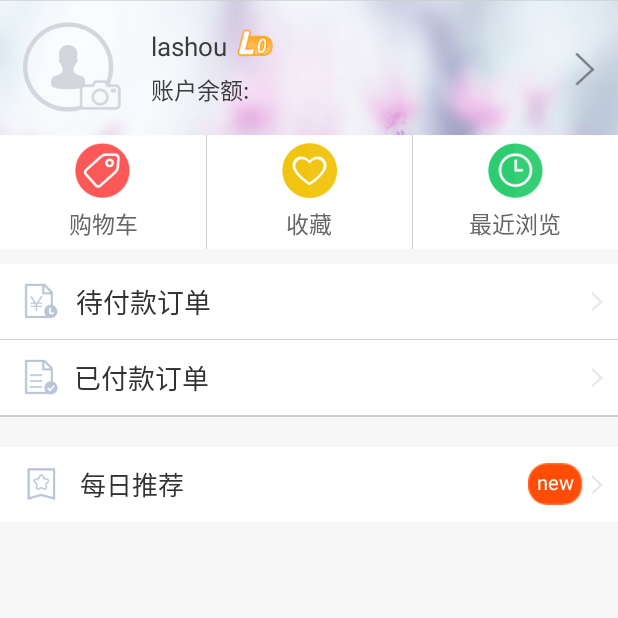
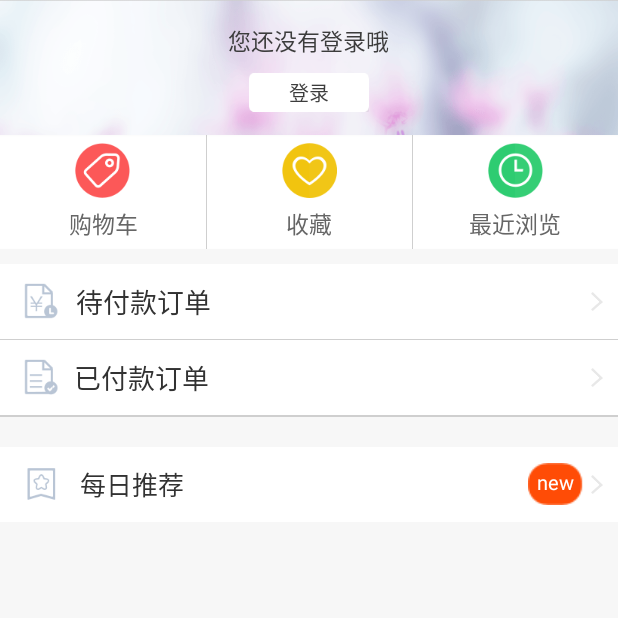
Before and after one commit to xuwab/GroupBuying, an Android app: the fragment MineFragment shown on its own in the app's theme, on a phone screen of 412 x 824 dp, the top half of it. Run offline under Robolectric (Android 15) with nearby library versions, the phone set to English and light mode, and no system bars; our stand-ins replace ButterKnife, EventBus.

Commit message:
test logining

```diff
--- a/app/build.gradle
+++ b/app/build.gradle
@@ -68,4 +68,7 @@ dependencies {
     //bmob-sdk：Bmob的android sdk包，包含了Bmob的数据存储、文件等服务，以下是最新的bmob-sdk:
     //3.5.0
     compile 'cn.bmob.android:bmob-sdk:3.5.0'
+
+    //Eventbus
+    compile 'org.greenrobot:eventbus:3.0.0'
 }
--- a/app/src/main/java/com/naf/groupbuying/fragment/MineFragment.java
+++ b/app/src/main/java/com/naf/groupbuying/fragment/MineFragment.java
@@ -4,17 +4,26 @@ import android.content.Intent;
 import android.os.Bundle;
 import android.support.annotation.Nullable;
 import android.support.v4.app.Fragment;
+import android.util.Log;
 import android.view.LayoutInflater;
 import android.view.View;
 import android.view.ViewGroup;
 import android.widget.Button;
+import android.widget.RelativeLayout;
+import android.widget.TextView;
+import android.widget.Toast;
 
 import com.naf.groupbuying.R;
 import com.naf.groupbuying.activity.login.LoginActivity;
 
+import org.greenrobot.eventbus.EventBus;
+import org.greenrobot.eventbus.Subscribe;
+import org.greenrobot.eventbus.ThreadMode;
+
 import butterknife.BindView;
 import butterknife.ButterKnife;
 import butterknife.OnClick;
+import cn.bmob.v3.BmobUser;
 
 /**
  * Created by Administrator on 2016/11/22.
@@ -22,15 +31,29 @@ import butterknife.OnClick;
 
 public class MineFragment extends Fragment {
 
+    private static final String TAG = "xuwab";
     @BindView(R.id.btn_login)
     Button btnLogin;
+    @BindView(R.id.tv_name)
+    TextView mTvName;
+    @BindView(R.id.rl_logined)
+    RelativeLayout mRlLogined;
+    @BindView(R.id.rl_unlogin)
+    RelativeLayout mRlUnlogin;
     private View mView;
+
+    @Override
+    public void onCreate(@Nullable Bundle savedInstanceState) {
+        super.onCreate(savedInstanceState);
+        EventBus.getDefault().register(this);
+    }
 
     @Nullable
     @Override
     public View onCreateView(LayoutInflater inflater, @Nullable ViewGroup container, @Nullable Bundle savedInstanceState) {
-        mView = inflater.inflate(R.layout.fragment_mine, container, false);
-        ButterKnife.bind(this, mView);
+            mView = inflater.inflate(R.layout.fragment_mine, container, false);
+            ButterKnife.bind(this, mView);
+
         return mView;
     }
 
@@ -38,4 +61,17 @@ public class MineFragment extends Fragment {
     public void onClick() {
         startActivity(new Intent(getActivity(), LoginActivity.class));
     }
+
+    @Subscribe(threadMode = ThreadMode.MAIN)
+    public void login(Boolean islogin) {
+        mRlLogined.setVisibility(View.VISIBLE);
+        mRlUnlogin.setVisibility(View.GONE);
+        mTvName.setText((String)BmobUser.getObjectByKey("username"));
+    }
+
+    @Override
+    public void onDestroy() {
+        super.onDestroy();
+        EventBus.getDefault().unregister(this);
+    }
 }
--- a/app/src/main/res/layout/activity_login_view.xml
+++ b/app/src/main/res/layout/activity_login_view.xml
@@ -266,7 +266,7 @@
                         android:layout_centerVertical="true"
                         android:scaleType="center"
                         android:src="@mipmap/delete_username"
-                        android:visibility="visible" />
+                        android:visibility="gone" />
                 </RelativeLayout>
 
                 <View
--- a/app/src/main/res/layout/fragment_mine.xml
+++ b/app/src/main/res/layout/fragment_mine.xml
@@ -21,7 +21,7 @@
                 android:layout_height="90.0dip"
                 android:background="@mipmap/my_login_bg"
                 android:paddingLeft="15.0dip"
-                android:visibility="visible"
+                android:visibility="gone"
                 >
 
                 <ImageView
@@ -108,7 +108,7 @@
                 android:layout_height="90.0dip"
                 android:background="@mipmap/my_login_bg"
                 android:padding="15.0dip"
-                android:visibility="gone">
+                android:visibility="visible">
 
                 <TextView
                     android:id="@+id/tv_unlogin_notice"
```
Also changed, not shown: app/src/main/java/com/naf/groupbuying/activity/MainActivity.java (+13 -0 lines), app/src/main/java/com/naf/groupbuying/activity/login/LoginActivity.java (+71 -18 lines), app/src/main/java/com/naf/groupbuying/entity/User.java (added, +25 -0 lines).
